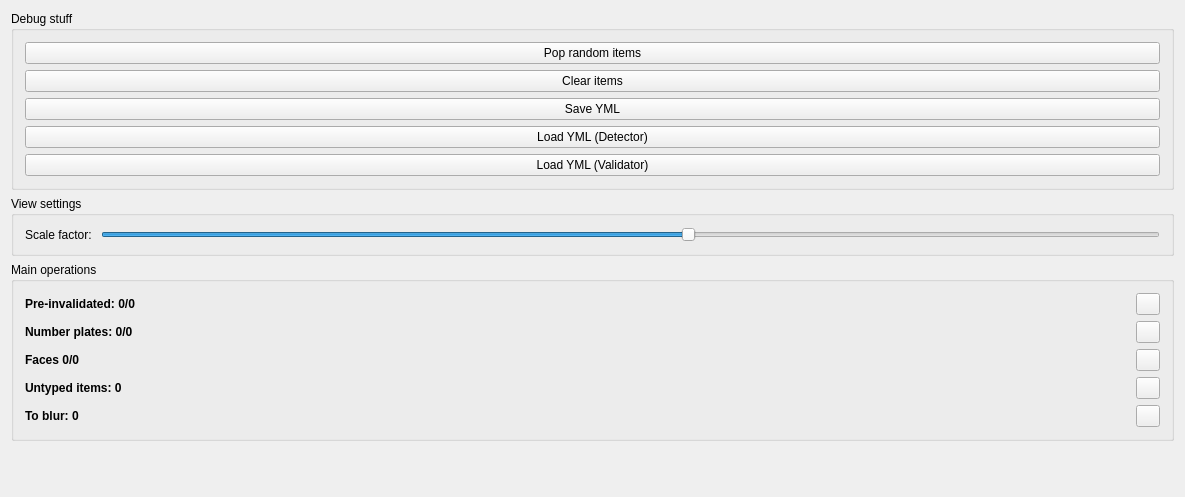
First picture: the form in ui/mainwindow.ui, repository 3d4pi/yafdb-validator, before the edit.
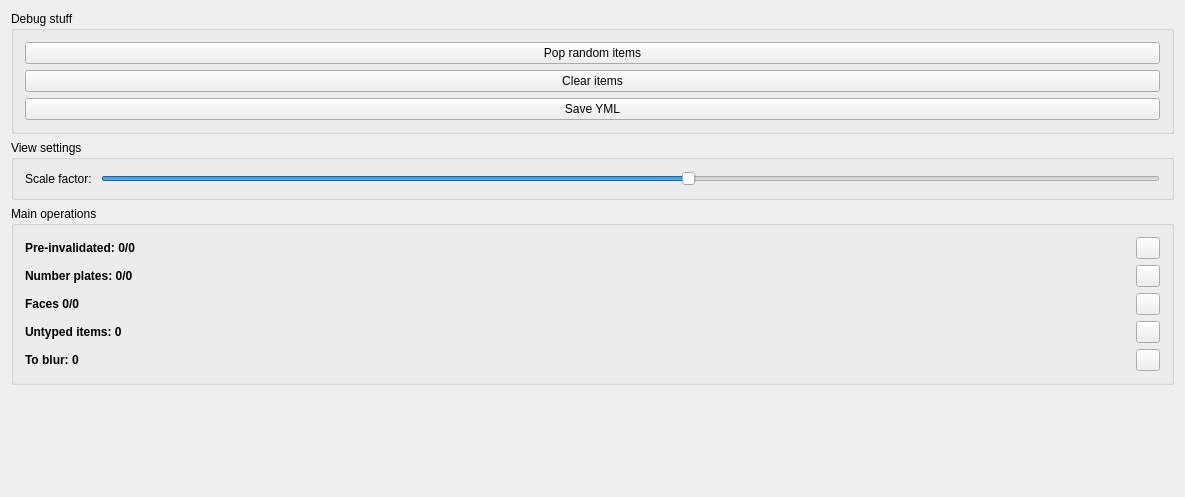
Second picture: the form after the edit. Icons and pictures are not drawn.

Diff of the .ui file:
```diff
--- a/ui/mainwindow.ui
+++ b/ui/mainwindow.ui
@@ -267,20 +267,6 @@
            </property>
           </widget>
          </item>
-         <item row="3" column="0">
-          <widget class="QPushButton" name="pushButton_4">
-           <property name="text">
-            <string>Load YML (Detector)</string>
-           </property>
-          </widget>
-         </item>
-         <item row="4" column="0">
-          <widget class="QPushButton" name="pushButton_5">
-           <property name="text">
-            <string>Load YML (Validator)</string>
-           </property>
-          </widget>
-         </item>
         </layout>
        </widget>
       </item>
```
